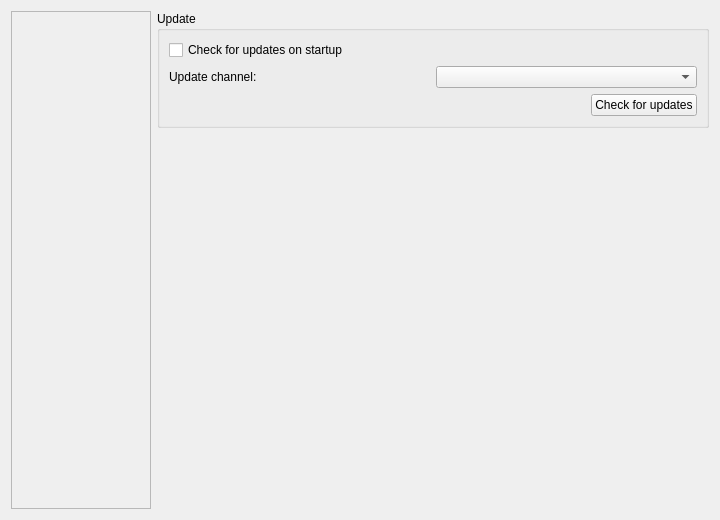
Qt form source/client/desktop/settings_tab.ui (dchapyshev/aspia) before a commit.
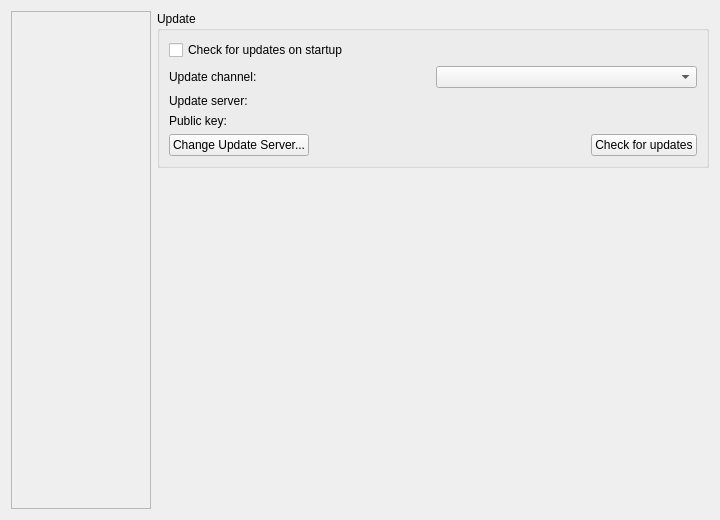
The same form after that commit. The open tabs and pages were chosen to show the change.

Commit message: Added support for changing update server on client side.

```diff
--- a/source/client/desktop/settings_tab.ui
+++ b/source/client/desktop/settings_tab.ui
@@ -619,25 +619,60 @@
                </widget>
               </item>
               <item>
-               <layout class="QHBoxLayout" name="horizontalLayout_3">
-                <item>
+               <layout class="QGridLayout" name="layout_update_source">
+                <item row="0" column="0">
                  <widget class="QLabel" name="label_update_channel">
                   <property name="text">
                    <string>Update channel:</string>
                   </property>
                  </widget>
                 </item>
-                <item>
+                <item row="0" column="1">
                  <widget class="QComboBox" name="combobox_update_channel">
                   <property name="sizeAdjustPolicy">
                    <enum>QComboBox::SizeAdjustPolicy::AdjustToContents</enum>
                   </property>
                  </widget>
                 </item>
+                <item row="1" column="0">
+                 <widget class="QLabel" name="label_update_server">
+                  <property name="text">
+                   <string>Update server:</string>
+                  </property>
+                 </widget>
+                </item>
+                <item row="1" column="1">
+                 <widget class="QLabel" name="label_update_server_value">
+                  <property name="textInteractionFlags">
+                   <set>Qt::TextInteractionFlag::TextSelectableByMouse</set>
+                  </property>
+                 </widget>
+                </item>
+                <item row="2" column="0">
+                 <widget class="QLabel" name="label_update_public_key">
+                  <property name="text">
+                   <string>Public key:</string>
+                  </property>
+                 </widget>
+                </item>
+                <item row="2" column="1">
+                 <widget class="QLabel" name="label_update_public_key_value">
+                  <property name="textInteractionFlags">
+                   <set>Qt::TextInteractionFlag::TextSelectableByMouse</set>
+                  </property>
+                 </widget>
+                </item>
                </layout>
               </item>
               <item>
                <layout class="QHBoxLayout" name="horizontalLayout_check_updates">
+                <item>
+                 <widget class="QPushButton" name="button_update_server">
+                  <property name="text">
+                   <string>Change Update Server...</string>
+                  </property>
+                 </widget>
+                </item>
                 <item>
                  <spacer name="horizontalSpacer_check_updates">
                   <property name="orientation">
```
The commit also changes 8 other files.
